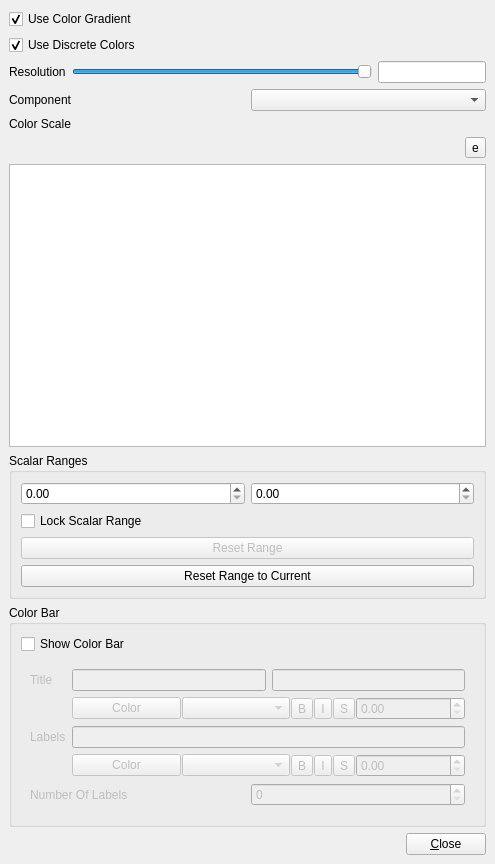
Above: Qt/Components/Resources/UI/pqColorMapEditor.ui from wildmichael/ParaView3-enhancements-old before the change. Below: the same form after it.
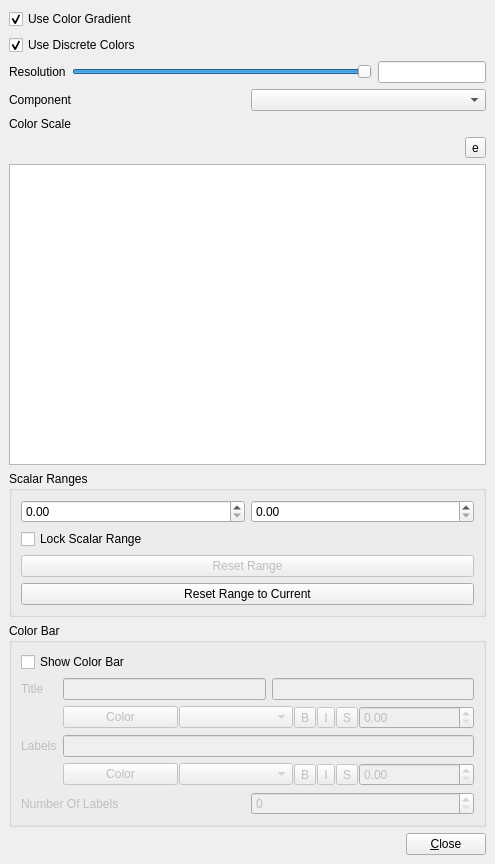
That is the form after the change. Custom widgets are drawn as their Qt base class.

Commit message: ENH: Adding a new dialog for editing color maps that uses the new vtk transfer function viewer.

Diff of the .ui file:
```diff
--- a/Qt/Components/Resources/UI/pqColorMapEditor.ui
+++ b/Qt/Components/Resources/UI/pqColorMapEditor.ui
@@ -283,7 +283,7 @@
         </property>
         <layout class="QGridLayout" >
          <property name="margin" >
-          <number>9</number>
+          <number>0</number>
          </property>
          <property name="spacing" >
           <number>6</number>
```
Left out of the diff: 10 changed lines with no effect on the pictures. The commit also changes 5 other files.
